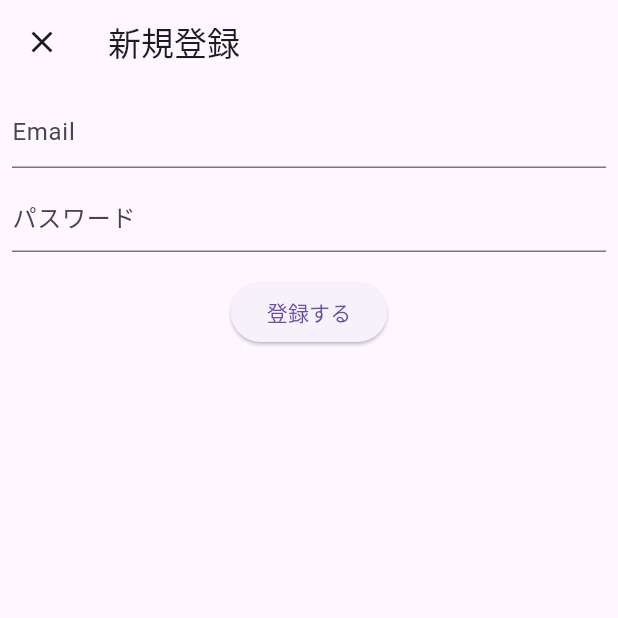
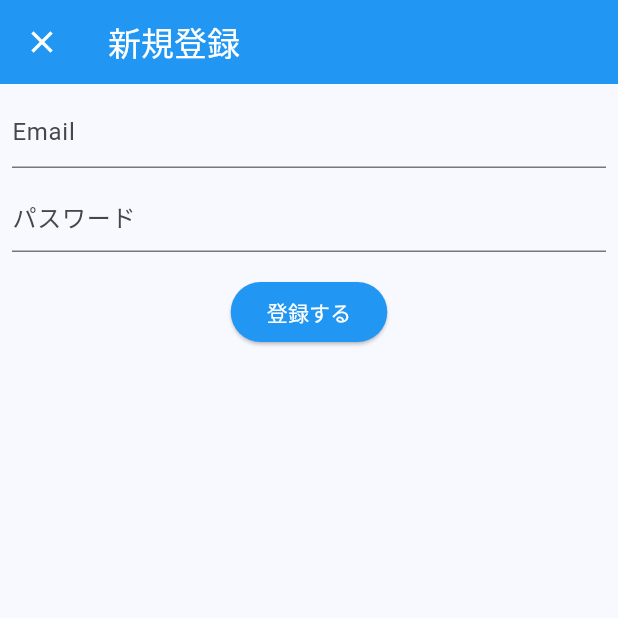
Before and after one commit to levure-s/FanCale-Reborn, a Flutter app: the screen it shows after launch, after a tap on "新規登録の方はこちら", on a phone screen of 412 x 824 dp, the top half of it. Run offline on Flutter 3.47's test engine with Material 3 defaults, Android fonts, the phone set to English and light mode, and no system bars; our stand-ins replace cloud_firestore, firebase_auth, firebase_core, firebase_storage, image_picker, table_calendar; missing offline and left inert: fast_color_picker; accounts and stored records are empty; network calls fail.

Commit message:
テーマを直接指定

```diff
--- a/lib/home/home_model.dart
+++ b/lib/home/home_model.dart
@@ -5,6 +5,7 @@ import 'package:flutter/material.dart';
 class HomeModel extends ChangeNotifier {
   bool isLogin = false;
   MaterialColor color = Colors.blue;
+  Color textColor = Colors.white;
 
   void initialize() {
     checkLoginInfo();
@@ -23,6 +24,7 @@ class HomeModel extends ChangeNotifier {
 
   void setColor(Color newcolor) {
     color = _createMaterialColor(newcolor);
+    textColor = _getContrastColor(newcolor);
     notifyListeners();
   }
 
@@ -44,6 +46,7 @@ class HomeModel extends ChangeNotifier {
 
     int colorNum = data['color'];
     color = _createMaterialColor(Color(colorNum));
+    textColor = _getContrastColor(Color(colorNum));
     notifyListeners();
   }
 
@@ -71,4 +74,10 @@ class HomeModel extends ChangeNotifier {
     }
     return MaterialColor(color.value, swatch);
   }
+
+  Color _getContrastColor(Color backgroundColor) {
+    return backgroundColor.computeLuminance() > 0.5
+        ? Colors.black
+        : Colors.white;
+  }
 }
--- a/lib/home/home_page.dart
+++ b/lib/home/home_page.dart
@@ -14,7 +14,16 @@ class HomePage extends StatelessWidget {
     return MaterialApp(
         title: 'Flutter Demo',
         theme: ThemeData(
-          primarySwatch: model.color,
+          colorScheme: ColorScheme.fromSeed(seedColor: model.color),
+          useMaterial3: true,
+          appBarTheme: AppBarTheme(
+              backgroundColor: model.color, foregroundColor: model.textColor),
+          elevatedButtonTheme: ElevatedButtonThemeData(
+            style: ElevatedButton.styleFrom(
+              backgroundColor: model.color,
+              foregroundColor: model.textColor,
+            ),
+          ),
         ),
         home: model.isLogin ? const CalenderPage() : const LoginPage());
   }
```
